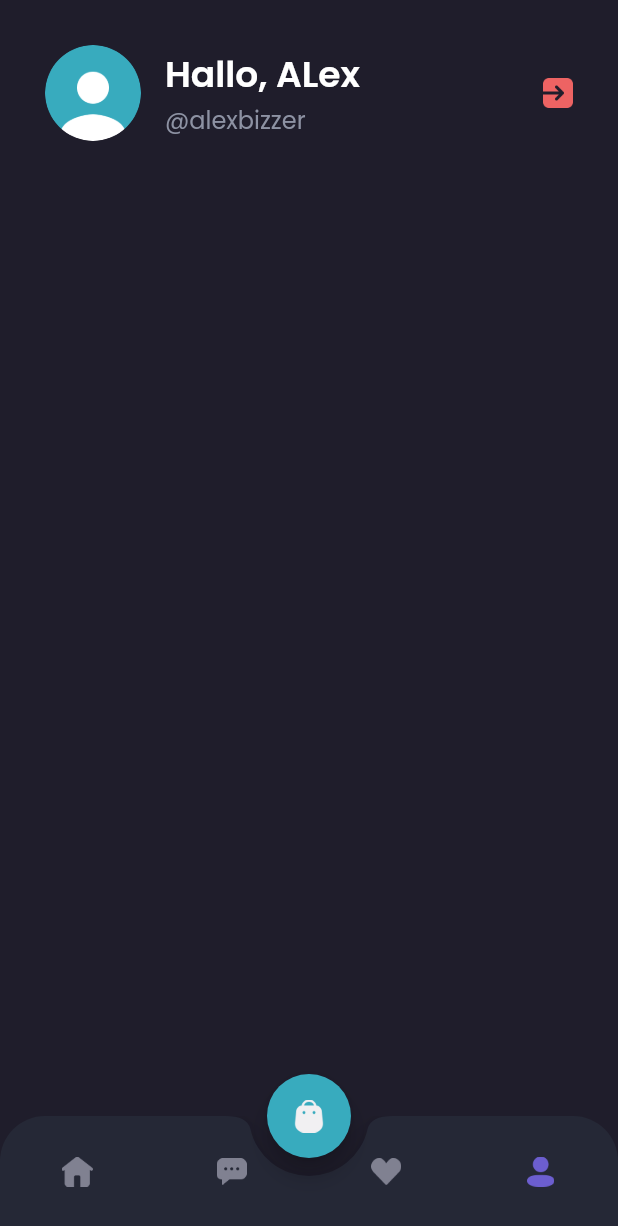
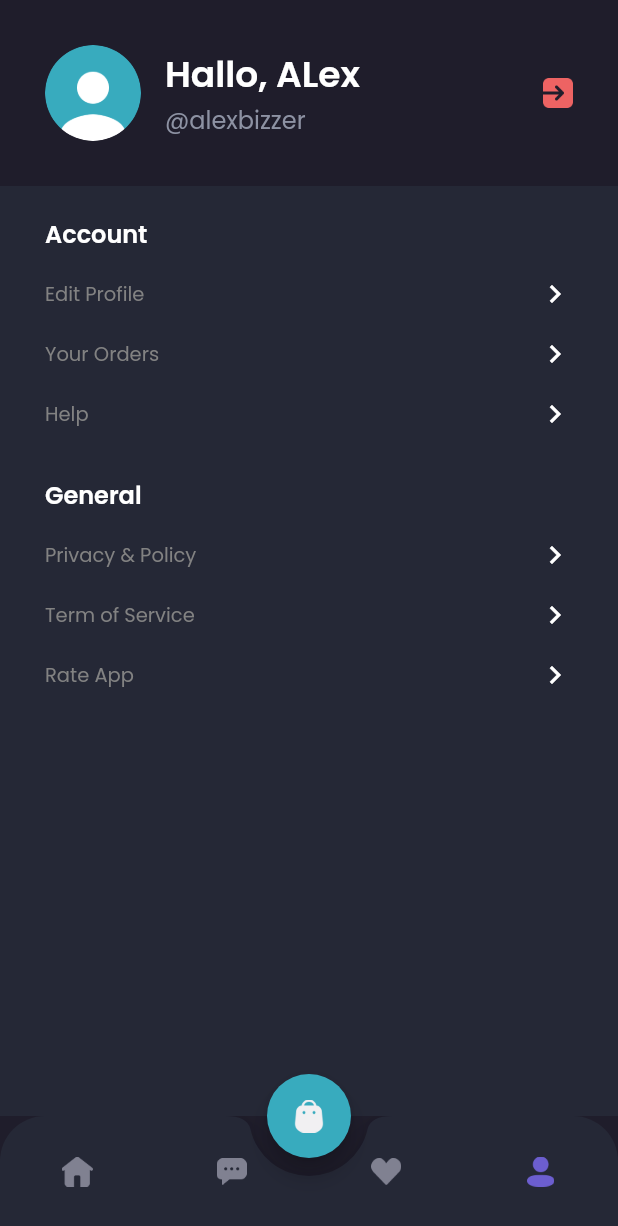
Before and after one commit to darmariduan/shamo-mobile, a Flutter app: the MainPage screen opened by its route, item 4 of the bottom bar chosen, on a phone screen of 412 x 824 dp. Shown: the top 1226 px of the screen. Run offline on Flutter 3.47's test engine with Material 3 defaults, Android fonts, the phone set to English and light mode, and no system bars; our stand-ins replace google_fonts.

Commit message:
27-Profile Page Bagian Content

```diff
--- a/lib/pages/home/profile_page.dart
+++ b/lib/pages/home/profile_page.dart
@@ -55,9 +55,76 @@ class ProfilePage extends StatelessWidget {
       );
     }
 
+    Widget menuItem(String text) {
+      return Container(
+        margin: EdgeInsets.only(
+          top: 16,
+        ),
+        child: Row(
+          mainAxisAlignment: MainAxisAlignment.spaceBetween,
+          children: [
+            Text(
+              text,
+              style: secondaryTextStyle.copyWith(
+                fontSize: 13,
+              ),
+            ),
+            Icon(
+              Icons.chevron_right,
+              color: primaryTextColor,
+            ),
+          ],
+        ),
+      );
+    }
+
+    Widget content() {
+      return Expanded(
+        child: Container(
+          width: double.infinity,
+          padding: EdgeInsets.symmetric(horizontal: defaultMargin),
+          decoration: BoxDecoration(
+            color: backgroundColor4,
+          ),
+          child: Column(
+            crossAxisAlignment: CrossAxisAlignment.start,
+            children: [
+              SizedBox(
+                height: 20,
+              ),
+              Text(
+                'Account',
+                style: primaryTextStyle.copyWith(
+                  fontWeight: semiBold,
+                  fontSize: 16,
+                ),
+              ),
+              menuItem('Edit Profile'),
+              menuItem('Your Orders'),
+              menuItem('Help'),
+              SizedBox(
+                height: 30,
+              ),
+              Text(
+                'General',
+                style: primaryTextStyle.copyWith(
+                  fontWeight: semiBold,
+                  fontSize: 16,
+                ),
+              ),
+              menuItem('Privacy & Policy'),
+              menuItem('Term of Service'),
+              menuItem('Rate App'),
+            ],
+          ),
+        ),
+      );
+    }
+
     return Column(
       children: [
         header(),
+        content(),
       ],
     );
   }
```
